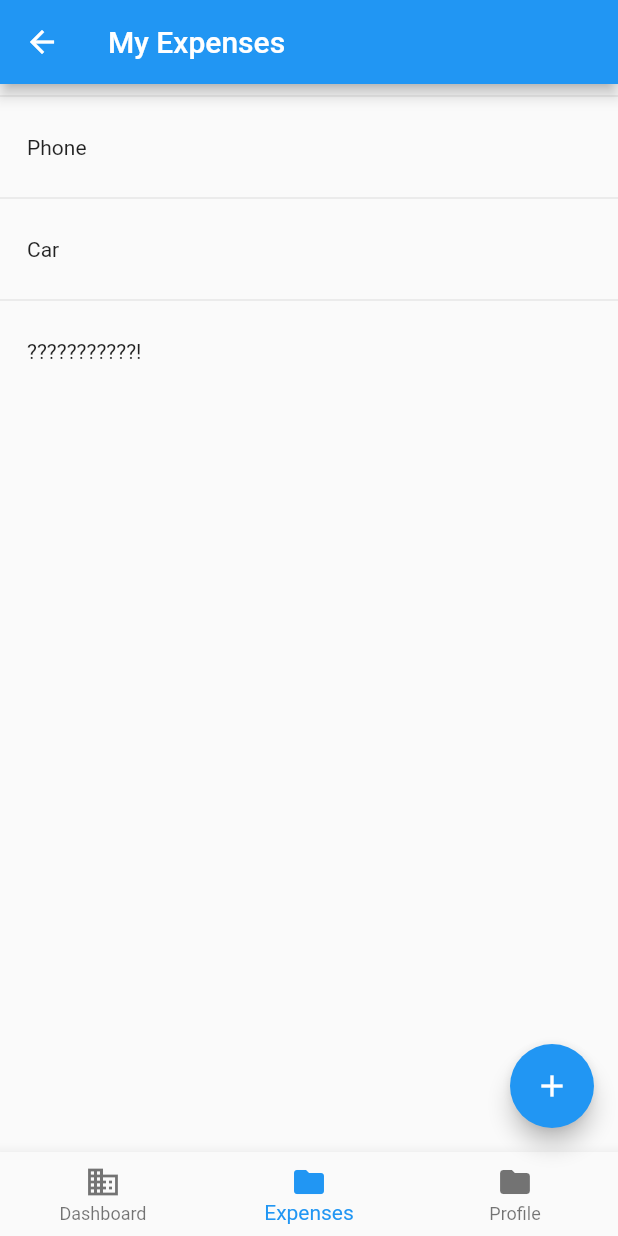
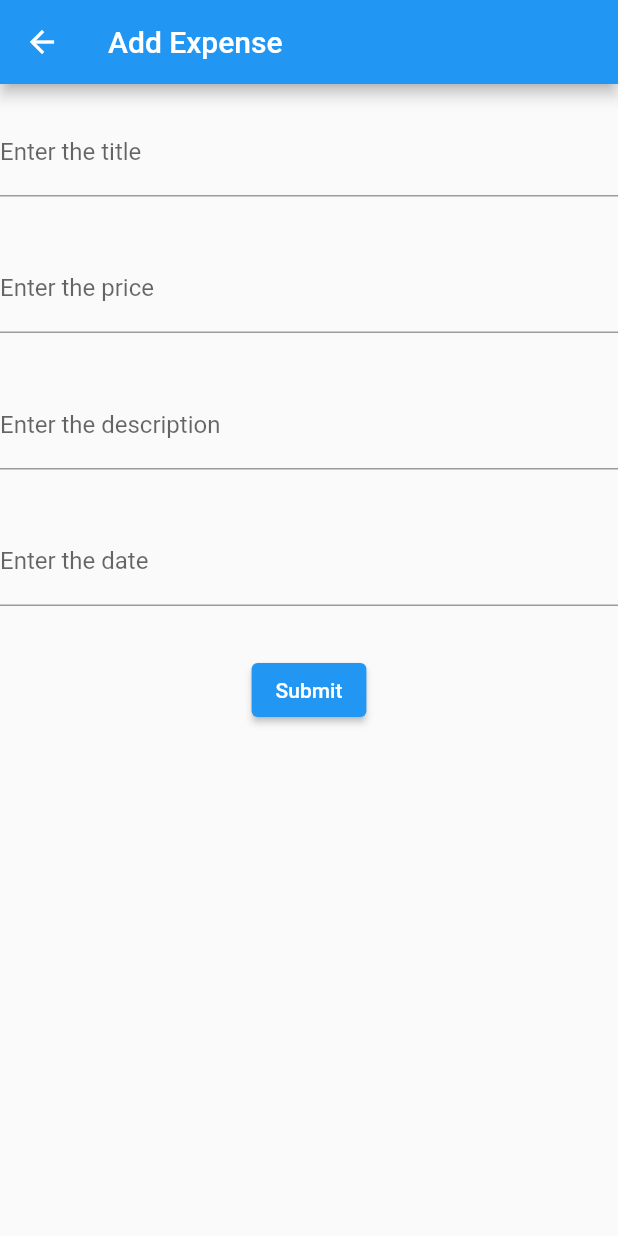
Before and after one commit to Nick24-hub/Dart-Flutter_Project, a Flutter app: the Expenses screen opened directly, after a tap on the "add" icon, on a phone screen of 412 x 824 dp. Run offline on Flutter 3.47's test engine with Material 2 defaults, Android fonts, the light colour scheme and no system bars.

Commit message:
implemented add expense method

```diff
--- a/assets/expense_list.json
+++ b/assets/expense_list.json
@@ -15,7 +15,7 @@
     },
     {
         "id": 1,
-        "title": "???????????!",
+        "title": ".....",
         "price": 500,
         "description": "Samsung Galaxy S22",
         "date": "2022.05.03"
--- /dev/null
+++ b/lib/components/expense_add_form.dart
@@ -0,0 +1,101 @@
+import 'package:flutter/material.dart';
+import 'package:proiect_tppm/components/expense_list.dart';
+import 'package:proiect_tppm/pages/expenses.dart';
+
+class ExpenseAddForm extends StatefulWidget {
+  const ExpenseAddForm({Key? key}) : super(key: key);
+
+  @override
+  State<ExpenseAddForm> createState() => _ExpenseAddFormState();
+}
+
+class _ExpenseAddFormState extends State<ExpenseAddForm> {
+  final _formKey = GlobalKey<FormState>();
+  final Map<String, dynamic> formData = {
+    'title': '',
+    'price': 0,
+    'description': '',
+    'date': ''
+  };
+
+  @override
+  Widget build(BuildContext context) {
+    return Form(
+      key: _formKey,
+      child: Column(children: <Widget>[
+        Padding(
+          padding: const EdgeInsets.symmetric(vertical: 16.0),
+          child: TextFormField(
+            decoration: const InputDecoration(labelText: "Enter the title"),
+            validator: (value) {
+              return (value == null || value.isEmpty)
+                  ? "Please fill the title"
+                  : null;
+            },
+            onSaved: (value) {
+              formData['title'] = value;
+            },
+          ),
+        ),
+        Padding(
+          padding: const EdgeInsets.symmetric(vertical: 16.0),
+          child: TextFormField(
+            decoration: const InputDecoration(labelText: "Enter the price"),
+            keyboardType: TextInputType.number,
+            validator: (value) {
+              return (value == null || value.isEmpty)
+                  ? "Please fill the price"
+                  : null;
+            },
+            onSaved: (value) {
+              formData['price'] = value;
+            },
+          ),
+        ),
+        Padding(
+          padding: const EdgeInsets.symmetric(vertical: 16.0),
+          child: TextFormField(
+            decoration:
+                const InputDecoration(labelText: "Enter the description"),
+            validator: (value) {
+              return (value == null || value.isEmpty)
+                  ? "Please fill the description"
+                  : null;
+            },
+            onSaved: (value) {
+              formData['description'] = value;
+            },
+          ),
+        ),
+        Padding(
+          padding: const EdgeInsets.symmetric(vertical: 16.0),
+          child: TextFormField(
+            decoration: const InputDecoration(labelText: "Enter the date"),
+            keyboardType: TextInputType.number,
+            validator: (value) {
+              return (value == null || value.isEmpty)
+                  ? "Please fill the date"
+                  : null;
+            },
+            onSaved: (value) {
+              formData['date'] = value;
+            },
+          ),
+        ),
+        Padding(
+          padding: const EdgeInsets.symmetric(vertical: 16.0),
+          child: ElevatedButton(
+            child: const Text("Submit"),
+            onPressed: () {
+              if (_formKey.currentState!.validate()) {
+                _formKey.currentState!.save();
+                addExpense(formData);
+                Navigator.push(context, MaterialPageRoute(builder: ((context) => const Expenses())));
+              }
+            },
+          ),
+        ),
+      ]),
+    );
+  }
+}
--- a/lib/components/expense_list.dart
+++ b/lib/components/expense_list.dart
@@ -1,8 +1,8 @@
 import 'dart:convert';
+import 'dart:io';
 
 import 'package:flutter/material.dart';
-import 'package:flutter/services.dart';
-
+import 'package:path_provider/path_provider.dart';
 import '../types/expsense.dart';
 import 'expense_card.dart';
 
@@ -13,15 +13,47 @@ class ExpenseList extends StatefulWidget {
   State<ExpenseList> createState() => _ExpenseListState();
 }
 
+Future<String> get _localPath async {
+  final directory = await getApplicationDocumentsDirectory();
+
+  return directory.path;
+}
+
+Future<File> get _localFile async {
+  final path = await _localPath;
+
+  return File('$path/expense_list.json.txt');
+}
+
+Future<File> initFile() async {
+  final file = await _localFile;
+
+  // Write the file
+  return file.writeAsString("[]");
+}
+
+void addExpense(Map<String, dynamic> formData) async {
+  final file = await _localFile;
+  final jsonData = await file.readAsString();
+  List expenses = json.decode(jsonData);
+  expenses.add(formData);
+  // Write the file
+  file.writeAsString(jsonEncode(expenses));
+}
+
 Future<List<Expense>> getExpenses() async {
-  final jsonData = await rootBundle.loadString('assets/expense_list.json');
-  if (jsonData.isEmpty) {
-    throw Exception("Failed to load expenses");
-  } else {
-    List expenses = json.decode(jsonData);
-    print(expenses);
-    return expenses.map((data) => Expense.fromJson(data)).toList();
+  //final jsonData = await rootBundle.loadString('assets/expense_list.json');
+  final file = await _localFile;
+  // Read the file
+  String jsonData = "[]";
+  try {
+    jsonData = await file.readAsString();
+  } on FileSystemException {
+    await initFile();
+    jsonData = await file.readAsString();
   }
+  List expenses = json.decode(jsonData);
+  return expenses.map((data) => Expense.fromJson(data)).toList();
 }
 
 class _ExpenseListState extends State<ExpenseList> {
@@ -49,8 +81,7 @@ class _ExpenseListState extends State<ExpenseList> {
                       const Divider(),
                       ExpenseCard(
                           expense: Expense(
-                              id: expense![index].id,
-                              title: expense[index].title,
+                              title: expense![index].title,
                               price: expense[index].price,
                               description: expense[index].description,
                               date: expense[index].date))
--- /dev/null
+++ b/lib/pages/add_expense.dart
@@ -0,0 +1,13 @@
+import 'package:flutter/material.dart';
+import 'package:proiect_tppm/components/expense_add_form.dart';
+
+class AddExpense extends StatelessWidget {
+  const AddExpense({Key? key}) : super(key: key);
+
+  @override
+  Widget build(BuildContext context) {
+    return Scaffold(
+        appBar: AppBar(title: const Text('Add Expense')),
+        body: const ExpenseAddForm());
+  }
+}
--- a/lib/pages/expenses.dart
+++ b/lib/pages/expenses.dart
@@ -1,5 +1,6 @@
 import 'package:flutter/material.dart';
 import 'package:proiect_tppm/components/expense_list.dart';
+import 'package:proiect_tppm/pages/add_expense.dart';
 
 class Expenses extends StatefulWidget {
   const Expenses({Key? key}) : super(key: key);
@@ -9,7 +10,6 @@ class Expenses extends StatefulWidget {
 }
 
 class _ExpensesState extends State<Expenses> {
-  int _count = 0;
   @override
   Widget build(BuildContext context) {
     return Scaffold(
@@ -19,14 +19,18 @@ class _ExpensesState extends State<Expenses> {
       body: const ExpenseList(),
       bottomNavigationBar: BottomNavigationBar(
         items: const <BottomNavigationBarItem>[
-          BottomNavigationBarItem(icon: Icon(Icons.business), label: 'Dashboard'),
-          BottomNavigationBarItem(icon: Icon(Icons.folder), label: 'Expenses'),
-          BottomNavigationBarItem(icon: Icon(Icons.folder), label: 'Profile')
+          BottomNavigationBarItem(
+              icon: Icon(Icons.business), label: 'Dashboard'),
+          BottomNavigationBarItem(icon: Icon(Icons.money), label: 'Expenses'),
+          BottomNavigationBarItem(icon: Icon(Icons.add), label: 'More')
         ],
         currentIndex: 1,
       ),
       floatingActionButton: FloatingActionButton(
-        onPressed: () => setState(() => _count++),
+        onPressed: () {
+          Navigator.push(context,
+              MaterialPageRoute(builder: (context) => const AddExpense()));
+        },
         tooltip: 'Increment counter',
         child: const Icon(Icons.add),
       ),
--- a/lib/types/expsense.dart
+++ b/lib/types/expsense.dart
@@ -1,22 +1,19 @@
 class Expense {
-  final int id;
   String title;
   int price;
   String description;
   String date;
 
   Expense(
-      {required this.id,
-      required this.title,
+      {required this.title,
       required this.price,
       required this.description,
       required this.date});
 
   factory Expense.fromJson(Map<String, dynamic> json) {
     return Expense(
-        id: json['id'],
         title: json['title'],
-        price: json['price'],
+        price: int.parse(json['price']),
         description: json['description'],
         date: json['date']);
   }
--- a/pubspec.yaml
+++ b/pubspec.yaml
@@ -34,7 +34,7 @@ dependencies:
   # The following adds the Cupertino Icons font to your application.
   # Use with the CupertinoIcons class for iOS style icons.
   cupertino_icons: ^1.0.2
-  english_words: ^4.0.0
+  path_provider: ^2.0.10
 
 dev_dependencies:
   flutter_test:
```
Also changed, not shown: pubspec.lock, 1 other file.
